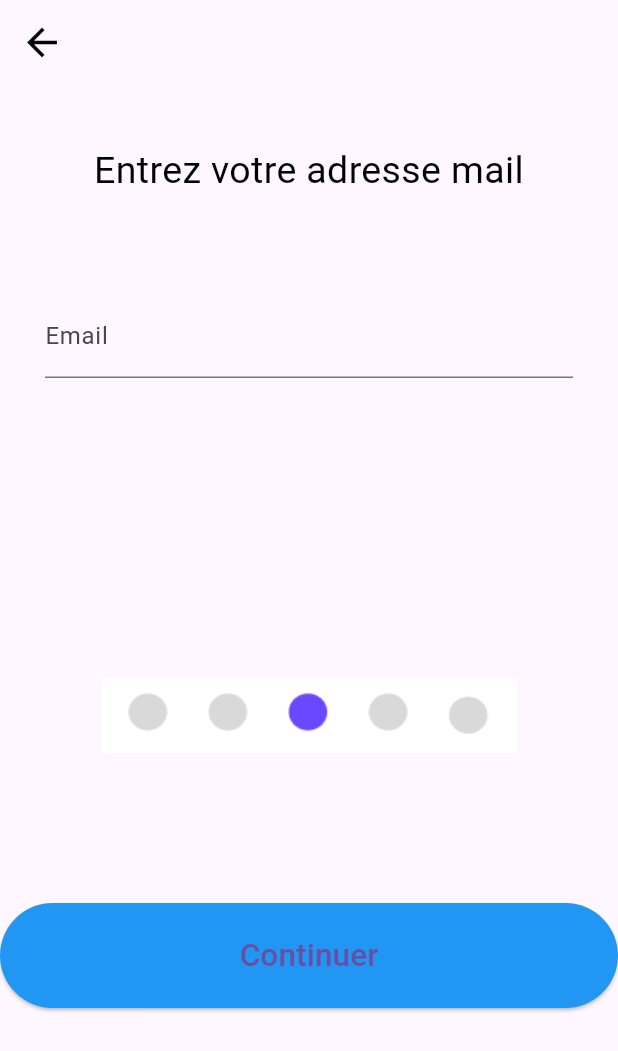
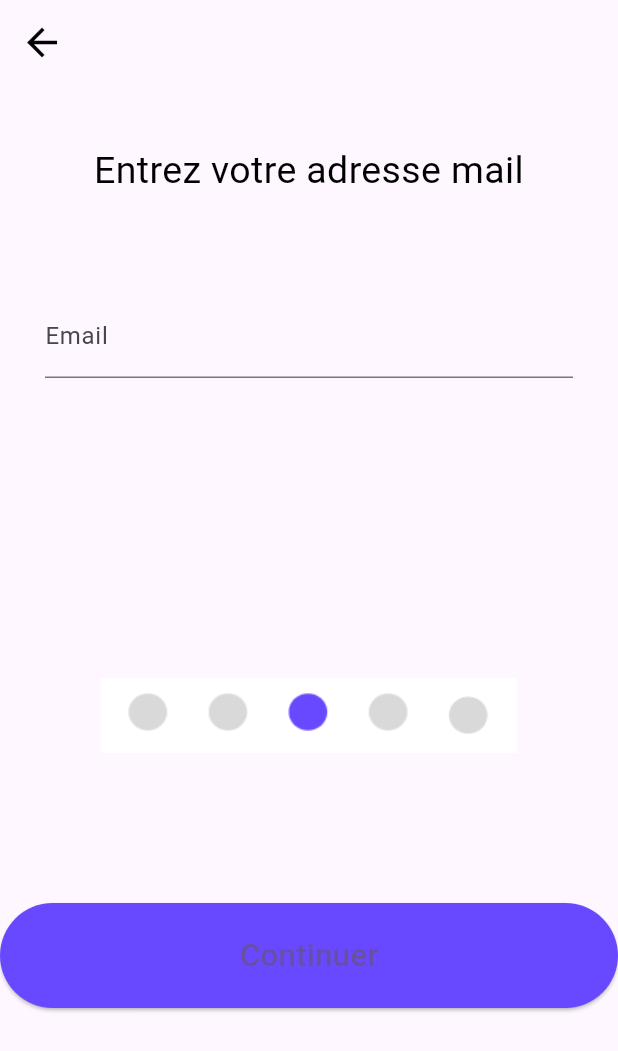
Before and after one commit to lukaschiaradia/Notario_mobile, a Flutter app: the MailPage screen opened directly, on a phone screen of 412 x 824 dp. Shown: the top 1051 px of the screen. Run offline on Flutter 3.47's test engine with Material 3 defaults, Android fonts, the light colour scheme and no system bars; our stand-ins replace file_picker, google_fonts, open_file; missing offline and left inert: flutter_pdfview, syncfusion_flutter_pdfviewer; network calls fail.

Commit message:
Fix print statements and add missing styles in login and register pages

```diff
--- a/notario_mobile_local/lib/api/api_auth.dart
+++ b/notario_mobile_local/lib/api/api_auth.dart
@@ -27,7 +27,8 @@
             'Content-Type': 'application/json; charset=UTF-8',
           },
           body: convert.json.encode(data));
-      print(data.toString());
+      print(response.body);
+      print(response.statusCode);
       Map<String, dynamic> jsonResponse = convert.json.decode(response.body);
       String token = jsonResponse['token'];
       TokenUser = token;
--- a/notario_mobile_local/lib/login/connexion_page.dart
+++ b/notario_mobile_local/lib/login/connexion_page.dart
@@ -77,6 +77,7 @@
                       onPressed: () async {
                         var value = await connectionControler.connection();
                         print(value);
+                        print(value.statusCode);
                         if (value.statusCode == successCode) {
                           Navigator.push(
                             context,
--- a/notario_mobile_local/lib/register/age_page.dart
+++ b/notario_mobile_local/lib/register/age_page.dart
@@ -127,6 +127,7 @@
                   child: Text(
                     "Continuer",
                     textScaleFactor: 1.5,
+                    style: TextStyle(color: const Color.fromARGB(255, 255, 255, 255)),
                   ),
                 ),
               ),
--- a/notario_mobile_local/lib/register/mail_page.dart
+++ b/notario_mobile_local/lib/register/mail_page.dart
@@ -73,7 +73,7 @@
                 width: double.infinity,
                 child: ElevatedButton(
                   style: ElevatedButton.styleFrom(
-                    backgroundColor: Colors.blue,
+                    backgroundColor: blue_color,
                     padding: EdgeInsets.symmetric(
                       vertical: 20,
                     ),
--- a/notario_mobile_local/lib/utils/constants/contants_url.dart
+++ b/notario_mobile_local/lib/utils/constants/contants_url.dart
@@ -7,5 +7,5 @@
 const planningRoute = '/planning/';
 const filesGet = '/files/list/';
 //const changeInfo
-const ip = '127.0.0.1:8000';
+const ip = '10.0.2.2:8000';
 String TokenUser = '';
```
